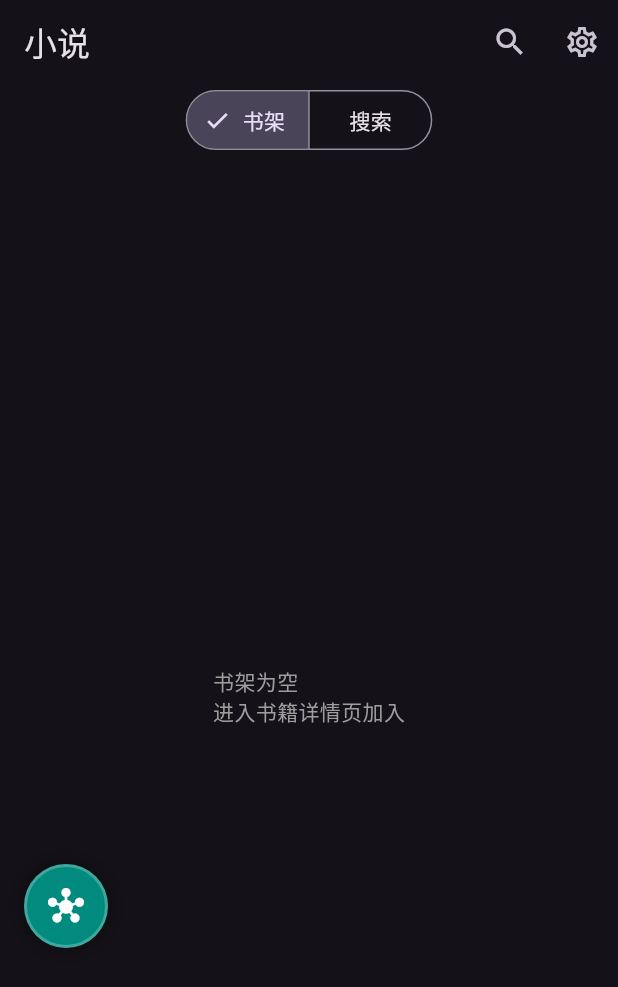
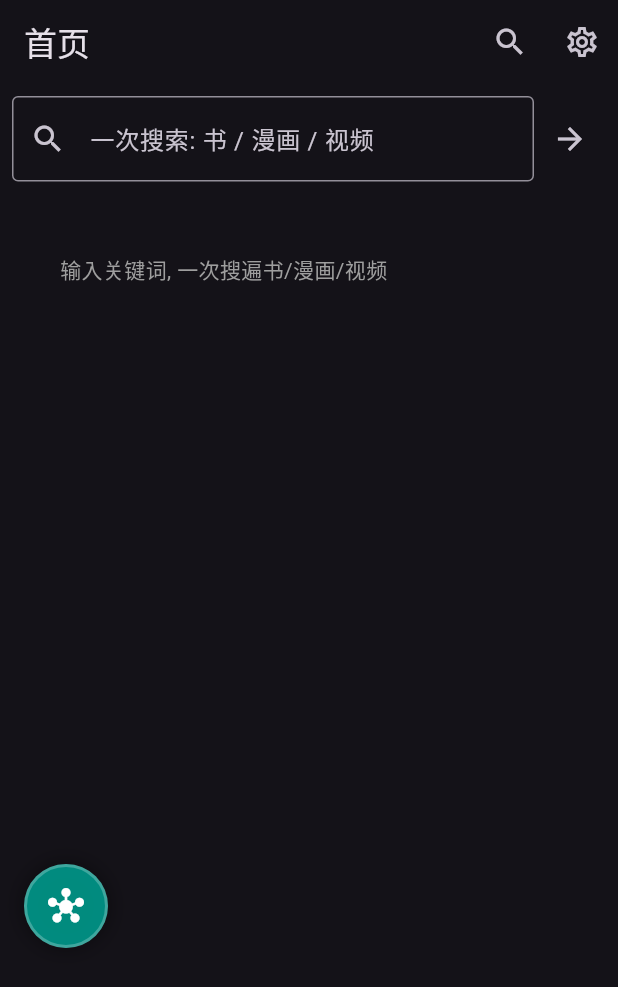
Before and after one commit to Smalluniverseheng/ThirdHub-v2, a Flutter app: the OrbShell screen opened directly, on a phone screen of 412 x 824 dp. Shown: the top 987 px of the screen. Run offline on Flutter 3.47's test engine with Material 3 defaults, Android fonts, the phone set to English and light mode, and no system bars; our stand-ins replace chewie, shared_preferences, video_player; accounts and stored records are empty.

Commit message:
[m2-iter7] 首页聚合板块: 一次搜书+漫+影+源统计+悬浮球五菜单

```diff
--- a/flutter_app/lib/main.dart
+++ b/flutter_app/lib/main.dart
@@ -86,7 +86,7 @@ class OrbShell extends StatefulWidget { const OrbShell({super.key}); @override S
 class _Orb extends State<OrbShell> {
   int tab = 0; bool menu = false;
   Offset orb = const Offset(16, 520); final orbSize = 56.0;
-  static const tabs = [('小说', Icons.menu_book), ('漫画', Icons.photo_library), ('视频', Icons.play_circle), ('资源库', Icons.link)];
+  static const tabs = [('首页', Icons.home), ('小说', Icons.menu_book), ('漫画', Icons.photo_library), ('视频', Icons.play_circle), ('资源库', Icons.link)];
   void snap() { final w = MediaQuery.of(context).size.width;
     setState(() => orb = Offset((orb.dx + orbSize / 2) < w / 2 ? 12 : w - orbSize - 12, orb.dy.clamp(80.0, MediaQuery.of(context).size.height - 160))); }
   @override
@@ -94,14 +94,14 @@ class _Orb extends State<OrbShell> {
     final size = MediaQuery.of(context).size;
     return Scaffold(
       appBar: AppBar(title: Text(tabs[tab].$1), actions: [
-        if (tab < 3) IconButton(icon: const Icon(Icons.search), onPressed: () => showSearch(context: context, delegate: ThSearchDelegate(tab))),
+        if (tab < 4) IconButton(icon: const Icon(Icons.search), onPressed: () => showSearch(context: context, delegate: ThSearchDelegate(tab))),
         IconButton(icon: const Icon(Icons.settings_outlined), onPressed: () => Navigator.push(context, MaterialPageRoute(builder: (_) => const ConnectLibraryPage()))),
       ]),
       body: Stack(children: [
-        [const NovelSection(), const ComicSection(), const VideoSection(),
-         const Center(child: Text('资源库状态正常\nIP与密钥在悬浮球菜单长按资源库查看', textAlign: TextAlign.center))][tab],
+        [const HomeSection(), const NovelSection(), const ComicSection(), const VideoSection(),
+         const Center(child: Text('资源库状态正常\n连接信息在"连接资源库"页查看', textAlign: TextAlign.center))][tab],
         if (menu) GestureDetector(onTap: () => setState(() => menu = false), child: Container(color: Colors.black54)),
-        if (menu) Positioned(left: orb.dx.clamp(8, size.width - 76), top: (orb.dy - 250).clamp(70.0, size.height - 320),
+        if (menu) Positioned(left: orb.dx.clamp(8, size.width - 76), top: (orb.dy - 310).clamp(70.0, size.height - 400),
           child: Column(children: [ for (var i = 0; i < tabs.length; i++) Padding(padding: const EdgeInsets.symmetric(vertical: 6),
             child: GestureDetector(onTap: () => setState(() { tab = i; menu = false; }),
               child: Container(width: 52, height: 52, decoration: BoxDecoration(shape: BoxShape.circle,
@@ -132,6 +132,47 @@ class ThSearchDelegate extends SearchDelegate {
     return ComicSearchResults(query: query);
   }
 }
+
+// ═══ 首页: 聚合搜索(书+漫+影一次搜) ═══
+class HomeSection extends StatefulWidget { const HomeSection({super.key}); @override State<HomeSection> createState() => _Home(); }
+class _Home extends State<HomeSection> {
+  final ctrl = TextEditingController(); Map<String, dynamic>? agg; bool loading = false;
+  Future<void> go() async { final q = ctrl.text.trim(); if (q.isEmpty) return;
+    setState(() { loading = true; agg = null; });
+    try { final r = await Api.get('/v1/search/all?q=${Uri.encodeComponent(q)}'); setState(() { agg = r['data']; }); }
+    catch (e) { if (mounted) ScaffoldMessenger.of(context).showSnackBar(SnackBar(content: Text('错误: $e'))); }
+    setState(() => loading = false); }
+  Widget group(String title, List items, Widget Function(Map) tile) => Column(crossAxisAlignment: CrossAxisAlignment.start, children: [
+    if (items.isNotEmpty) Padding(padding: const EdgeInsets.fromLTRB(12, 12, 12, 4),
+      child: Text('$title (${items.length})', style: const TextStyle(color: Colors.tealAccent, fontWeight: FontWeight.bold))),
+    for (final it in items) tile(it),
+  ]);
+  @override Widget build(BuildContext c) => Column(children: [
+    Padding(padding: const EdgeInsets.all(8), child: Row(children: [
+      Expanded(child: TextField(controller: ctrl, decoration: const InputDecoration(hintText: '一次搜索: 书 / 漫画 / 视频', border: OutlineInputBorder(), prefixIcon: Icon(Icons.search)), onSubmitted: (_) => go())),
+      IconButton(icon: const Icon(Icons.arrow_forward), onPressed: go)])),
+    if (loading) const LinearProgressIndicator(),
+    if (agg != null) Padding(padding: const EdgeInsets.fromLTRB(12, 4, 12, 0), child: Align(alignment: Alignment.centerLeft,
+      child: Text('书源${agg!['stats']?['bookSources'] ?? 0} · 图源${agg!['stats']?['comicSources'] ?? 0} · 影视源${agg!['stats']?['videoSources'] ?? 0}', style: const TextStyle(fontSize: 11, color: Colors.grey)))),
+    Expanded(child: ListView(children: [
+      if (agg != null) ...[
+        for (final g in (agg!['books'] as List? ?? []))
+          group('📖 ${g['source']}', (g['books'] as List? ?? []).cast<Map>(), (b) => ListTile(
+            dense: true, title: Text(b['name'] ?? ''), subtitle: Text(b['author'] ?? ''),
+            onTap: () => Navigator.push(c, MaterialPageRoute(builder: (_) => TocPage(book: Book.from(b)))))),
+        for (final g in (agg!['comics'] as List? ?? []))
+          group('🎨 ${g['source']}', (g['items'] as List? ?? []).cast<Map>(), (b) => ListTile(
+            dense: true, title: Text(b['title'] ?? ''),
+            onTap: () => Navigator.push(c, MaterialPageRoute(builder: (_) => ComicDetailPage(sourceId: g['sourceId'] ?? '', comicId: b['id'] ?? '', title: b['title'] ?? ''))))),
+        for (final g in (agg!['videos'] as List? ?? []))
+          group('🎬 ${g['source']}', (g['items'] as List? ?? []).cast<Map>(), (b) => ListTile(
+            dense: true, title: Text(b['name'] ?? ''), subtitle: Text(b['type'] ?? ''),
+            onTap: () => Navigator.push(c, MaterialPageRoute(builder: (_) => VideoDetailPage(sourceId: g['sourceId'] ?? '', vodId: b['id'] ?? '', title: b['name'] ?? ''))))),
+        if (((agg!['books'] as List?) ?? []).isEmpty && ((agg!['comics'] as List?) ?? []).isEmpty && ((agg!['videos'] as List?) ?? []).isEmpty)
+          const Padding(padding: EdgeInsets.all(32), child: Text('无结果(先导入各类源)', style: TextStyle(color: Colors.grey))),
+      ],
+      if (agg == null && !loading) const Padding(padding: EdgeInsets.all(40), child: Text('输入关键词, 一次搜遍书/漫画/视频', style: TextStyle(color: Colors.grey))),
+    ])), ]); }
 
 // ═══ 板块一: 小说阅读器(功能完整) ═══
 class NovelSection extends StatefulWidget { const NovelSection({super.key}); @override State<NovelSection> createState() => _Nv(); }
```
